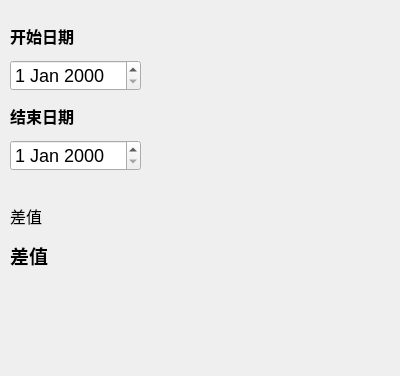
Qt form datecalc.ui (shen-25/qt-calculator) before a commit.
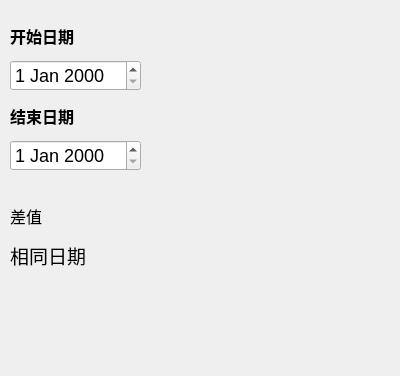
The same form after that commit.

Commit message: 完善了容量的界面，实现了容量模式的功能和逻辑编写

```diff
--- a/datecalc.ui
+++ b/datecalc.ui
@@ -119,12 +119,12 @@
     <font>
      <family>微软雅黑</family>
      <pointsize>14</pointsize>
-     <weight>75</weight>
-     <bold>true</bold>
+     <weight>50</weight>
+     <bold>false</bold>
     </font>
    </property>
    <property name="text">
-    <string>差值</string>
+    <string>相同日期</string>
    </property>
   </widget>
  </widget>
```
The commit also changes 4 other files.
